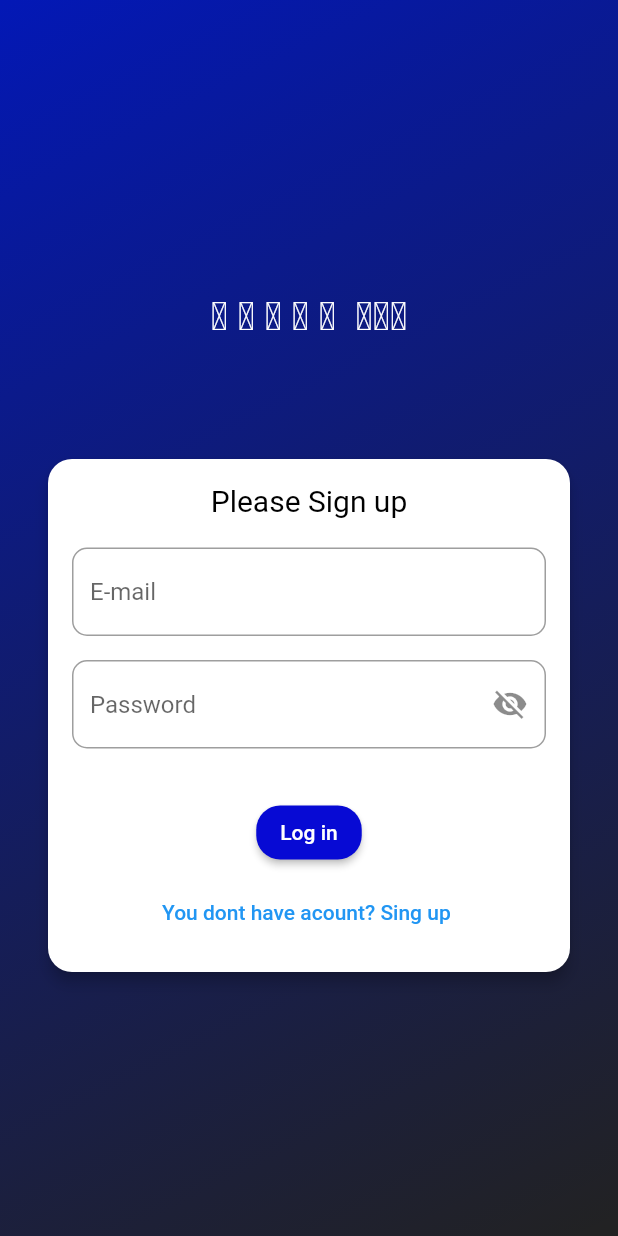
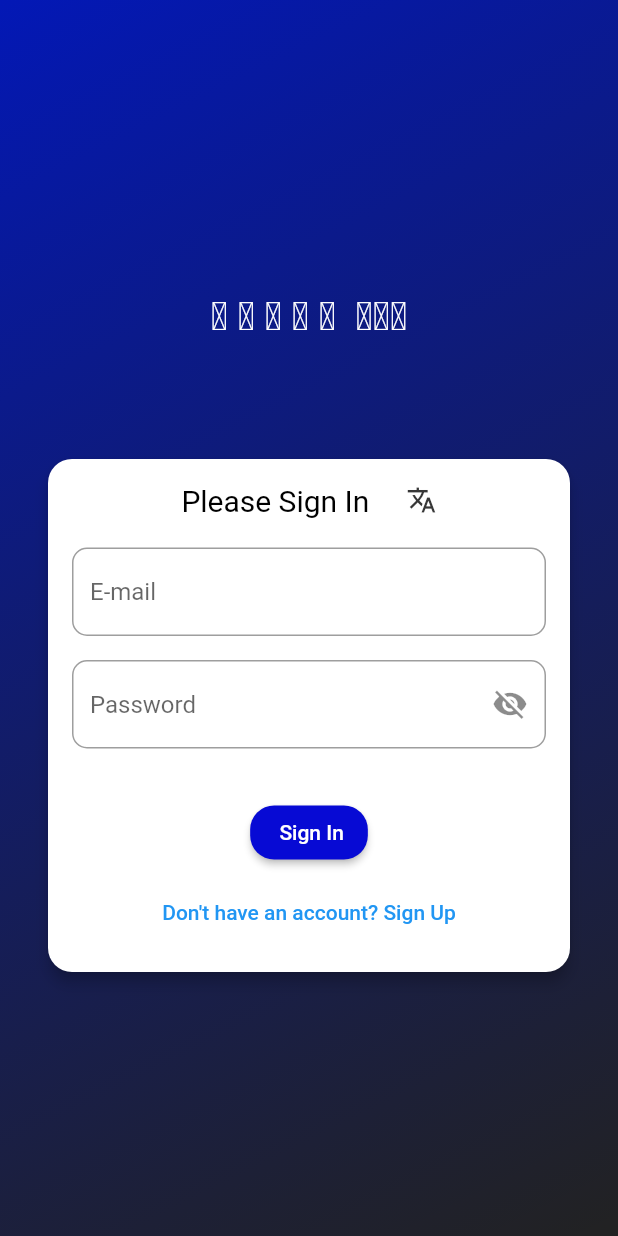
Before and after one commit to JanibekJali/Kezek, a Flutter app: the screen it shows after launch, on a phone screen of 412 x 824 dp. Run offline on Flutter 3.47's test engine with Material 2 defaults, Android fonts, the light colour scheme and no system bars; our stand-ins replace animated_theme_switcher, easy_localization, equatable, firebase_auth, firebase_core, flutter_rating_bar and 1 more; accounts and stored records are empty.

Commit message:
register_page has done(language settings)

```diff
--- /dev/null
+++ b/assets/translations/en.json
@@ -0,0 +1,15 @@
+{
+    "Sign Up": " Sign Up",
+    "Sign In": " Sign In",
+    "PlsSU": "Please Sign Up ",
+    "PlsSI": "Please Sign In ",
+    "em": "E-mail",
+    "pas": "Password",
+    "AHAA": "Already have an account? Sign In",
+    "RP": "Repeat Password",
+    "DHA": "Don't have an account? Sign Up",
+    "name": "Name"
+
+
+
+}
--- a/lib/app/views/register/home_page.dart
+++ b/lib/app/views/register/home_page.dart
@@ -1,18 +1,21 @@
 import 'dart:developer';
 
+import 'package:easy_localization/easy_localization.dart';
 import 'package:firebase_auth/firebase_auth.dart';
 import 'package:flutter/material.dart';
 import 'package:kazek/app/views/home/home_view.dart';
 import 'package:kazek/app/views/register/second_page.dart';
+import 'package:kazek/components/language_settings/language_settings.dart';
 import 'package:kazek/components/nav_bottom/bottom_navigation.dart';
 import 'package:kazek/data/models/user_model.dart';
+import 'package:kazek/data/translations/local_keys.g.dart';
 
-class HomeView extends StatefulWidget {
+class SignIn extends StatefulWidget {
   @override
-  _HomeViewState createState() => _HomeViewState();
+  _SignInState createState() => _SignInState();
 }
 
-class _HomeViewState extends State<HomeView> {
+class _SignInState extends State<SignIn> {
   final GlobalKey<FormState> _formKey = GlobalKey<FormState>();
   final TextEditingController nameController = TextEditingController();
   final TextEditingController emailController = TextEditingController();
@@ -140,11 +143,25 @@ class _HomeViewState extends State<HomeView> {
                         key: _formKey,
                         child: Column(
                           children: [
-                            Text(
-                              'Please Sign up',
-                              style:
-                                  TextStyle(fontSize: 20, color: Colors.black),
-                            ),
+                            Row(
+                                mainAxisAlignment: MainAxisAlignment.center,
+                                children: [
+                                  Text(
+                                    LocaleKeys.PlsSI.tr(),
+                                    style: TextStyle(
+                                        fontSize: 20, color: Colors.black),
+                                  ),
+                                  SizedBox(
+width: 20,
+
+                                  ),
+                                  Container(
+                                    child: InkWell(
+                                      onTap: () {},
+                                      child: LanguageSettings()
+                                    ),
+                                  ),
+                                ]),
                             SizedBox(
                               height: 20,
                             ),
@@ -154,7 +171,7 @@ class _HomeViewState extends State<HomeView> {
                               decoration: InputDecoration(
                                 border: OutlineInputBorder(
                                     borderRadius: BorderRadius.circular(10)),
-                                hintText: 'E-mail',
+                                hintText: LocaleKeys.em.tr(),
                               ),
                               validator: _validateEmail,
                             ),
@@ -165,7 +182,7 @@ class _HomeViewState extends State<HomeView> {
                               decoration: InputDecoration(
                                 border: OutlineInputBorder(
                                     borderRadius: BorderRadius.circular(10)),
-                                hintText: 'Password',
+                                hintText: LocaleKeys.pas.tr(),
                                 suffixIcon: IconButton(
                                   icon: Icon(_isPasswordVisible
                                       ? Icons.visibility
@@ -182,7 +199,7 @@ class _HomeViewState extends State<HomeView> {
                             ),
                             SizedBox(height: 32.0),
                             ElevatedButton(
-                                child: Text('Log in'),
+                                child: Text(LocaleKeys.SignIn.tr()),
                                 style: ElevatedButton.styleFrom(
                                   primary: Color.fromARGB(255, 7, 10, 212),
                                   shape: RoundedRectangleBorder(
@@ -200,7 +217,7 @@ class _HomeViewState extends State<HomeView> {
                                       MaterialPageRoute(
                                           builder: (context) => SecondPage()));
                                 },
-                                child: Text('You dont have acount? Sing up '))
+                                child: Text(LocaleKeys.DHA.tr()))
                           ],
                         ),
                       ),
--- a/lib/main.dart
+++ b/lib/main.dart
@@ -1,10 +1,13 @@
 import 'package:animated_theme_switcher/animated_theme_switcher.dart';
+import 'package:easy_localization/easy_localization.dart';
 import 'package:flutter/material.dart';
+import 'package:kazek/app/views/home/home_view.dart';
 import 'package:kazek/app/views/register/home_page.dart';
 import 'package:kazek/app/views/search/search_bar.dart';
 import 'package:kazek/components/constants/theme_const.dart';
 import 'package:kazek/components/nav_bottom/bottom_navigation.dart';
 import 'package:firebase_core/firebase_core.dart';
+import 'package:kazek/data/translations/codegen_loader.g.dart';
 import 'firebase_options.dart';
 
 void main() async {
@@ -12,7 +15,23 @@ void main() async {
   await Firebase.initializeApp(
     options: DefaultFirebaseOptions.currentPlatform,
   );
-  runApp(App());
+  WidgetsFlutterBinding.ensureInitialized();
+  await EasyLocalization.ensureInitialized();
+  runApp(
+    EasyLocalization(child:App() ,
+
+    supportedLocales:[
+
+      Locale('en'),
+      Locale('ru'),
+
+    ]
+     ,
+     path:'assets/translations',
+     fallbackLocale: Locale('en'),
+     assetLoader: CodegenLoader(),
+      ),
+  );
 }
 
 class App extends StatelessWidget {
@@ -27,8 +46,13 @@ class App extends StatelessWidget {
         initTheme: initTheme,
         builder: (_, myTheme) {
           return MaterialApp(
+
+            localizationsDelegates: context.localizationDelegates ,
+            supportedLocales: context.supportedLocales,
+            locale: context.locale,
+
             theme: myTheme,
-            home: HomeView(),
+            home: SignIn(),
 
             // home: SearchScreen(),
 
--- a/pubspec.yaml
+++ b/pubspec.yaml
@@ -41,8 +41,9 @@ dependencies:
   firebase_core: ^2.19.0
   firebase_auth: ^4.11.1
   equatable: ^2.0.5
-  cloud_firestore: ^4.11.0
+  cloud_firestore: ^4.12.2
   go_router: ^12.0.1
+  easy_localization: ^3.0.3
 
 dev_dependencies:
   flutter_test:
@@ -68,7 +69,7 @@ flutter:
   # To add assets to your application, add an assets section, like this:
   assets:
     - assets/images/
-  #   - images/a_dot_ham.jpeg
+    - assets/translations/
 
   # An image asset can refer to one or more resolution-specific "variants", see
   # https://flutter.dev/assets-and-images/#resolution-aware
```
Also changed, not shown: assets/translations/ru.json (added, +13 -0 lines), lib/app/views/register/second_page.dart (+10 -8 lines), lib/components/language_settings/language_settings.dart (added, +89 -0 lines), lib/data/translations/codegen_loader.g.dart (added), lib/data/translations/local_keys.g.dart (added), pubspec.lock, 2 other files.
